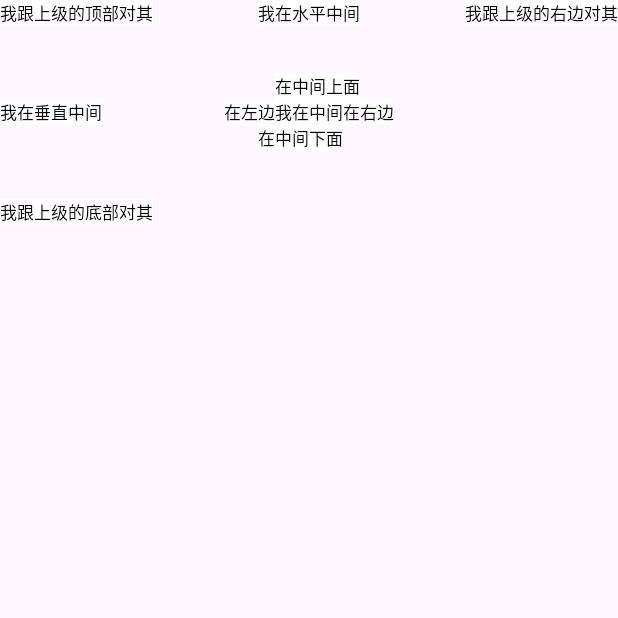
After one commit to zheng7641/AndroidTesteverything, an Android app: the activity_relative_layout screen opened directly, with no data from a screen before it, on a phone screen of 412 x 824 dp, the top half of it. The commit adds this screen. Run offline under Robolectric (Android 15) with nearby library versions, the phone set to English and light mode, and no system bars.

Commit message:
相对布局

```diff
--- a/app/src/main/AndroidManifest.xml
+++ b/app/src/main/AndroidManifest.xml
@@ -13,12 +13,11 @@
         android:theme="@style/Theme.AndroidTesteverything"
         tools:targetApi="31">
         <activity
+            android:name=".activity_relative_layout"
+            android:exported="false" />
+        <activity
             android:name=".activity_linear_layout"
             android:exported="false" />
-        <activity
-            android:name=".MainActivity4"
-            android:exported="false" />
-        <activity android:name=".MainActivity3" />
         <activity
             android:name=".MainActivity"
             android:exported="true">
@@ -29,6 +28,10 @@
             </intent-filter>
         </activity>
         <activity android:name=".MainActivity2" />
+        <activity android:name=".MainActivity3" />
+        <activity
+            android:name=".MainActivity4"
+            android:exported="false" />
     </application>
 
 </manifest>
--- a/app/src/main/java/com/example/androidtesteverything/MainActivity.java
+++ b/app/src/main/java/com/example/androidtesteverything/MainActivity.java
@@ -21,7 +21,7 @@ public class MainActivity extends AppCompatActivity {
             @Override
             public void onClick(View view) {
                 Intent intent = new Intent();
-                intent.setClass(MainActivity.this, MainActivity.class);
+                intent.setClass(MainActivity.this, MainActivity3.class);
                 startActivity(intent);
             }
         });
--- /dev/null
+++ b/app/src/main/java/com/example/androidtesteverything/activity_relative_layout.java
@@ -0,0 +1,14 @@
+package com.example.androidtesteverything;
+
+import androidx.appcompat.app.AppCompatActivity;
+
+import android.os.Bundle;
+
+public class activity_relative_layout extends AppCompatActivity {
+
+    @Override
+    protected void onCreate(Bundle savedInstanceState) {
+        super.onCreate(savedInstanceState);
+        setContentView(R.layout.activity_relative_layout);
+    }
+}
--- /dev/null
+++ b/app/src/main/res/layout/activity_relative_layout.xml
@@ -0,0 +1,111 @@
+<?xml version="1.0" encoding="utf-8"?>
+
+<RelativeLayout xmlns:android="http://schemas.android.com/apk/res/android"
+    android:layout_width="match_parent"
+    android:layout_height="150dp">
+
+    <TextView
+        android:id="@+id/center"
+        android:layout_width="wrap_content"
+        android:layout_height="wrap_content"
+        android:layout_centerInParent="true"
+        android:background="#ffffff"
+        android:text="我在中间"
+        android:textColor="#000000"
+        android:textSize="11sp" />
+
+    <TextView
+        android:layout_width="wrap_content"
+        android:layout_height="wrap_content"
+        android:layout_centerHorizontal="true"
+        android:background="#ffffff"
+        android:text="我在水平中间"
+        android:textColor="#000000"
+        android:textSize="11sp" />
+
+    <TextView
+        android:layout_width="wrap_content"
+        android:layout_height="wrap_content"
+        android:layout_centerVertical="true"
+        android:background="#ffffff"
+        android:text="我在垂直中间"
+        android:textColor="#000000"
+        android:textSize="11sp" />
+
+    <TextView
+        android:layout_width="wrap_content"
+        android:layout_height="wrap_content"
+        android:layout_alignParentLeft="true"
+        android:background="#ffffff"
+        android:text="我跟上级的左边对其"
+        android:textColor="#000000"
+        android:textSize="11sp" />
+
+    <TextView
+        android:layout_width="wrap_content"
+        android:layout_height="wrap_content"
+        android:layout_alignParentRight="true"
+        android:background="#ffffff"
+        android:text="我跟上级的右边对其"
+        android:textColor="#000000"
+        android:textSize="11sp" />
+
+    <TextView
+        android:layout_width="wrap_content"
+        android:layout_height="wrap_content"
+        android:layout_alignParentTop="true"
+        android:background="#ffffff"
+        android:text="我跟上级的顶部对其"
+        android:textColor="#000000"
+        android:textSize="11sp" />
+
+    <TextView
+        android:layout_width="wrap_content"
+        android:layout_height="wrap_content"
+        android:layout_alignParentBottom="true"
+        android:background="#ffffff"
+        android:text="我跟上级的底部对其"
+        android:textColor="#000000"
+        android:textSize="11sp" />
+
+    <TextView
+        android:layout_width="wrap_content"
+        android:layout_height="wrap_content"
+        android:layout_alignTop="@id/center"
+        android:layout_toLeftOf="@id/center"
+        android:background="#ffffff"
+        android:text="在左边"
+        android:textColor="#000000"
+        android:textSize="11sp" />
+
+    <TextView
+        android:layout_width="wrap_content"
+        android:layout_height="wrap_content"
+        android:layout_alignBottom="@id/center"
+        android:layout_toRightOf="@id/center"
+        android:background="#ffffff"
+        android:text="在右边"
+        android:textColor="#000000"
+        android:textSize="11sp" />
+
+    <TextView
+        android:layout_width="wrap_content"
+        android:layout_height="wrap_content"
+        android:layout_above="@id/center"
+        android:layout_alignLeft="@id/center"
+        android:background="#ffffff"
+        android:text="在中间上面"
+        android:textColor="#000000"
+        android:textSize="11sp" />
+
+    <TextView
+        android:layout_width="wrap_content"
+        android:layout_height="wrap_content"
+        android:layout_below="@id/center"
+        android:layout_alignRight="@id/center"
+        android:background="#ffffff"
+        android:text="在中间下面"
+        android:textColor="#000000"
+        android:textSize="11sp" />
+
+</RelativeLayout>
```
